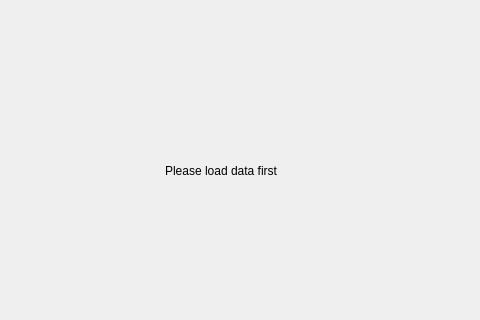
Before: the Qt Designer form client/mainwindow.ui in lonkaars/avans-whether-station, drawn with Qt 5; both pictures show x 135 to 615 and y 84 to 404 of the 800 by 600 pixel window.
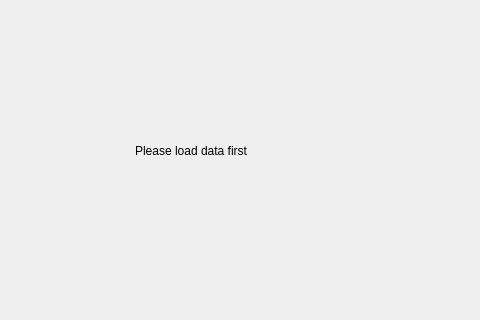
After: the same form once the commit is applied.

```diff
--- a/client/mainwindow.ui
+++ b/client/mainwindow.ui
@@ -17,8 +17,8 @@
    <widget class="QLabel" name="label">
     <property name="geometry">
      <rect>
-      <x>300</x>
-      <y>210</y>
+      <x>270</x>
+      <y>190</y>
       <width>181</width>
       <height>51</height>
      </rect>
```
